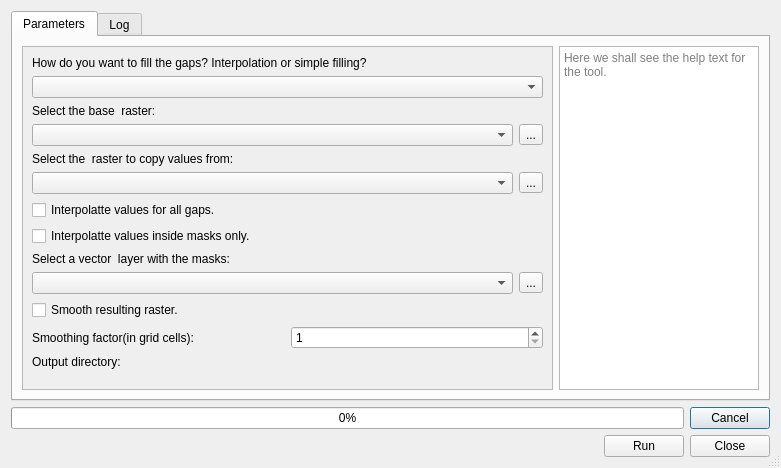
Above: fill_smooth_dialog_base.ui from jaminzoda/terra-antiqua before the change. Below: the same form after it.
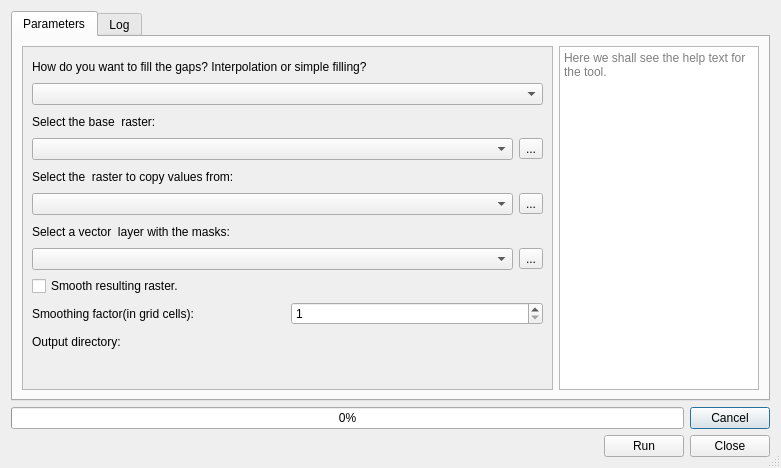
That is the form after the change. Custom widgets are drawn as their Qt base class.

The edit to the form file:
```diff
--- a/fill_smooth_dialog_base.ui
+++ b/fill_smooth_dialog_base.ui
@@ -70,8 +70,8 @@
            <rect>
             <x>0</x>
             <y>0</y>
-            <width>514</width>
-            <height>354</height>
+            <width>531</width>
+            <height>340</height>
            </rect>
           </property>
           <layout class="QVBoxLayout" name="verticalLayout_8">
@@ -139,24 +139,6 @@
              </item>
             </layout>
            </item>
-           <item>
-            <layout class="QVBoxLayout" name="verticalLayout_7">
-             <item>
-              <widget class="QCheckBox" name="interpolateAllCheckBox">
-               <property name="text">
-                <string>Interpolatte values for all gaps.</string>
-               </property>
-              </widget>
-             </item>
-             <item>
-              <widget class="QCheckBox" name="interpolateInMaskCheckBox">
-               <property name="text">
-                <string>Interpolatte values inside masks only.</string>
-               </property>
-              </widget>
-             </item>
-            </layout>
-           </item>
            <item>
             <layout class="QVBoxLayout" name="verticalLayout_2">
              <item>
```
Left out of the diff: 4 changed lines with no effect on the pictures.
